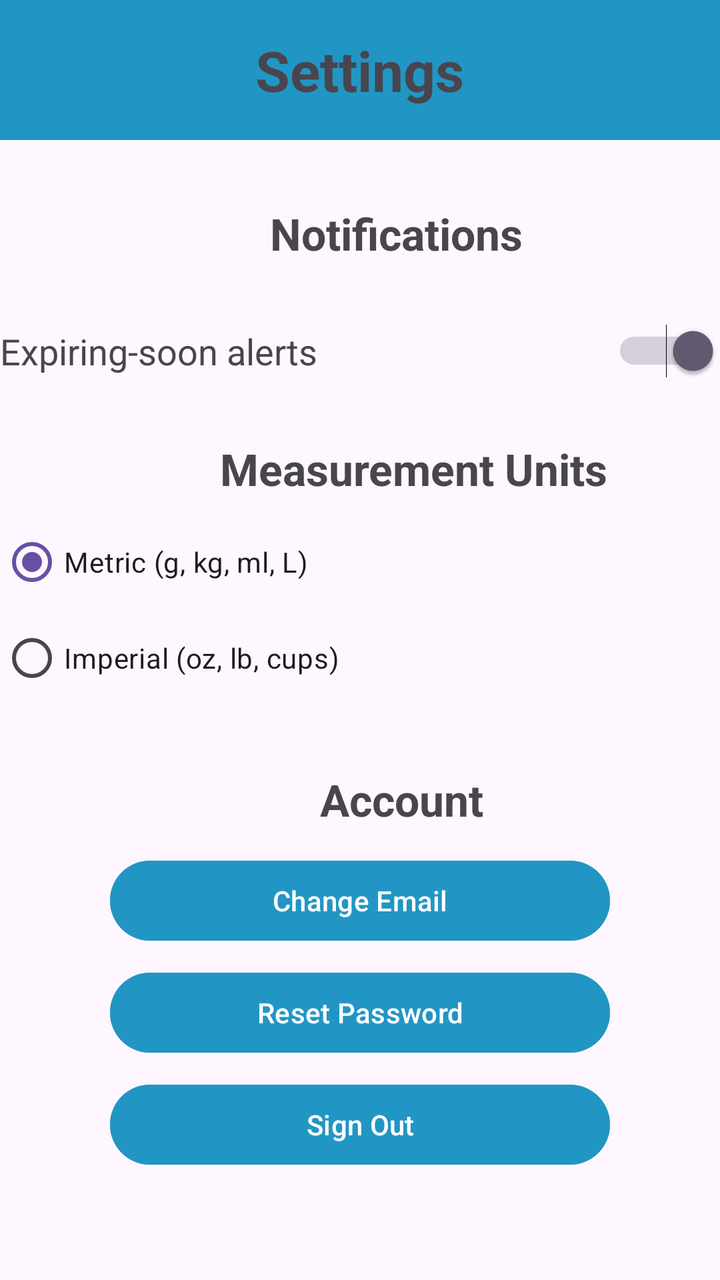
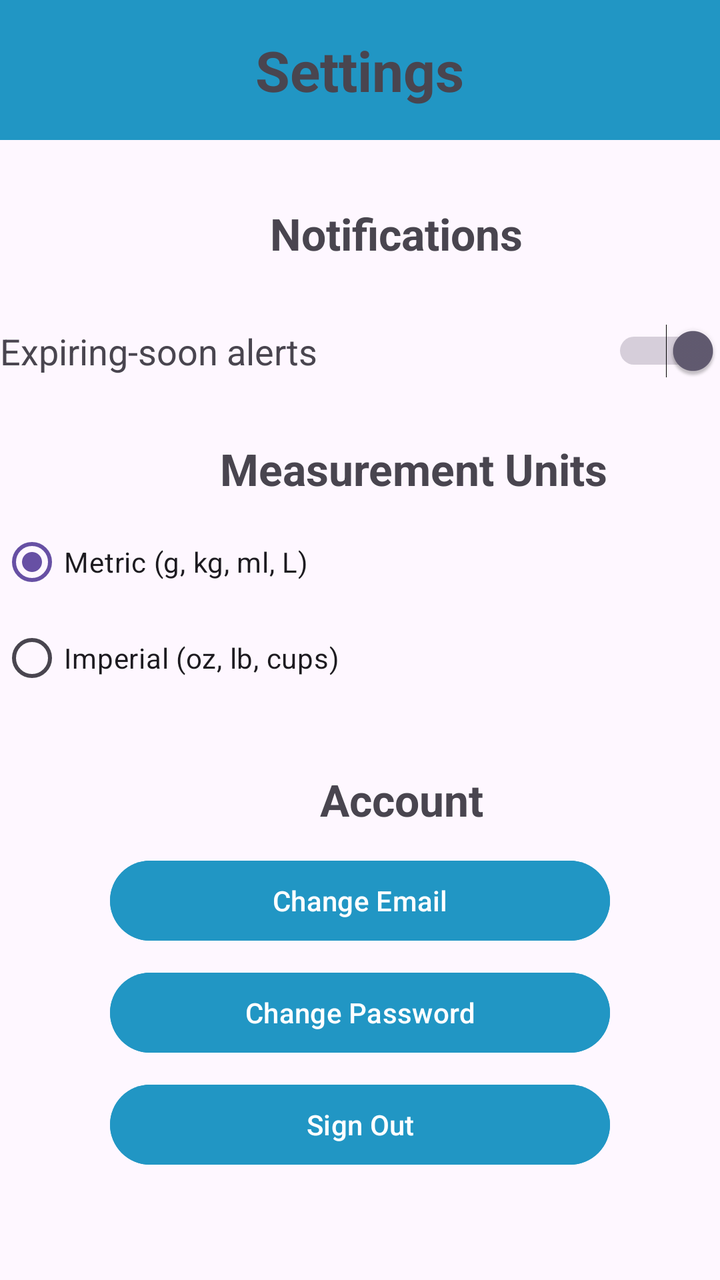

The first picture is an Android layout as it rendered before a commit; the second is the same layout after the commit. The layout source and the unified diff follow.
<!-- AndroidManifest.xml: application theme Theme.SmartPantryManagement -->
<!-- res/layout/activity_settings.xml -->
<?xml version="1.0" encoding="utf-8"?>
<androidx.constraintlayout.widget.ConstraintLayout xmlns:android="http://schemas.android.com/apk/res/android"
    xmlns:app="http://schemas.android.com/apk/res-auto"
    xmlns:tools="http://schemas.android.com/tools"
    android:id="@+id/main"
    android:layout_width="match_parent"
    android:layout_height="match_parent"
    tools:context=".Settings">

    <LinearLayout
        android:id="@+id/header"
        android:layout_width="match_parent"
        android:layout_height="70dp"
        android:orientation="vertical"
        android:gravity="center"
        android:background="@color/toolbar_background"
        tools:layout_editor_absoluteX="1dp"
        tools:layout_editor_absoluteY="2dp"
        app:layout_constraintTop_toTopOf="parent"
        app:layout_constraintEnd_toEndOf="parent"
        app:layout_constraintStart_toStartOf="parent">

    <TextView
        android:id="@+id/settingsTitle"
        android:layout_width="wrap_content"
        android:layout_height="wrap_content"
        android:text="Settings"
        android:textSize="28sp"
        android:textStyle="bold"
        android:gravity="center"
        />

    </LinearLayout>

    <TextView
        android:id="@+id/NotificationLabel"
        android:layout_width="wrap_content"
        android:layout_height="wrap_content"
        android:layout_marginTop="32dp"
        android:text="Notifications"
        android:textSize="22sp"
        android:textStyle="bold"
        android:layout_marginStart="135dp"
        app:layout_constraintTop_toBottomOf="@id/header"
        app:layout_constraintStart_toStartOf="parent" />

    <TextView
        android:id="@+id/alertsLabel"
        android:layout_width="0dp"
        android:layout_height="wrap_content"
        android:layout_marginTop="32dp"
        android:text="Expiring-soon alerts"
        android:textSize="18sp"
        app:layout_constraintTop_toBottomOf="@id/NotificationLabel"
        app:layout_constraintStart_toStartOf="parent"
        app:layout_constraintEnd_toStartOf="@id/expirySwitch" />

    <Switch
        android:id="@+id/expirySwitch"
        android:layout_width="wrap_content"
        android:layout_height="wrap_content"
        android:checked="true"
        app:layout_constraintTop_toTopOf="@id/alertsLabel"
        app:layout_constraintBottom_toBottomOf="@id/alertsLabel"
        app:layout_constraintEnd_toEndOf="parent" />

    <TextView
        android:id="@+id/unitsLabel"
        android:layout_width="wrap_content"
        android:layout_height="wrap_content"
        android:layout_marginTop="32dp"
        android:text="Measurement Units"
        android:textSize="22sp"
        android:textStyle="bold"
        android:layout_marginStart="110dp"
        app:layout_constraintTop_toBottomOf="@id/alertsLabel"
        app:layout_constraintStart_toStartOf="parent" />

    <RadioGroup
        android:id="@+id/unitsRadioGroup"
        android:layout_width="wrap_content"
        android:layout_height="wrap_content"
        android:orientation="vertical"
        android:layout_marginTop="8dp"
        app:layout_constraintTop_toBottomOf="@id/unitsLabel"
        app:layout_constraintStart_toStartOf="parent">

        <RadioButton
            android:id="@+id/metricRadio"
            android:layout_width="wrap_content"
            android:layout_height="wrap_content"
            android:checked="true"
            android:text="Metric (g, kg, ml, L)" />

        <RadioButton
            android:id="@+id/imperialRadio"
            android:layout_width="wrap_content"
            android:layout_height="wrap_content"
            android:text="Imperial (oz, lb, cups)" />

    </RadioGroup>


    <TextView
        android:id="@+id/accountTitle"
        android:layout_width="wrap_content"
        android:layout_height="wrap_content"
        android:layout_marginTop="32dp"
        android:text="Account"
        android:textSize="22sp"
        android:textStyle="bold"
        android:layout_marginStart="160dp"
        app:layout_constraintTop_toBottomOf="@id/unitsRadioGroup"
        app:layout_constraintStart_toStartOf="parent" />

    <Button
        android:id="@+id/changeEmailButton"
        android:layout_width="250dp"
        android:layout_height="wrap_content"
        android:layout_marginTop="12dp"
        android:backgroundTint="#2196C4"
        android:text="Change Email"
        app:layout_constraintTop_toBottomOf="@id/accountTitle"
        app:layout_constraintStart_toStartOf="parent"
        app:layout_constraintEnd_toEndOf="parent" />

    <Button
        android:id="@+id/resetPasswordButton"
        android:layout_width="250dp"
        android:layout_height="wrap_content"
        android:layout_marginTop="8dp"
        android:backgroundTint="#2196C4"
        android:text="Reset Password"
        app:layout_constraintTop_toBottomOf="@id/changeEmailButton"
        app:layout_constraintStart_toStartOf="parent"
        app:layout_constraintEnd_toEndOf="parent" />

    <Button
        android:id="@+id/signOutButton"
        android:layout_width="250dp"
        android:layout_height="wrap_content"
        android:layout_marginTop="8dp"
        android:backgroundTint="#2196C4"
        android:text="Sign Out"
        app:layout_constraintTop_toBottomOf="@id/resetPasswordButton"
        app:layout_constraintStart_toStartOf="parent"
        app:layout_constraintEnd_toEndOf="parent" />


</androidx.constraintlayout.widget.ConstraintLayout>
<!-- resources referenced by this layout -->
<resources>
  <color name="toolbar_background">#2196C4</color>
  <style name="Theme.SmartPantryManagement" parent="Base.Theme.SmartPantryManagement" />
  <style name="Base.Theme.SmartPantryManagement" parent="Theme.Material3.DayNight.NoActionBar">
          
          
      </style>
</resources>

<!-- the commit's change to res/layout/activity_settings.xml (unified diff, before → after) -->
@@ -125,12 +125,12 @@
         app:layout_constraintEnd_toEndOf="parent" />
 
     <Button
-        android:id="@+id/resetPasswordButton"
+        android:id="@+id/changePasswordButton"
         android:layout_width="250dp"
         android:layout_height="wrap_content"
         android:layout_marginTop="8dp"
         android:backgroundTint="#2196C4"
-        android:text="Reset Password"
+        android:text="Change Password"
         app:layout_constraintTop_toBottomOf="@id/changeEmailButton"
         app:layout_constraintStart_toStartOf="parent"
         app:layout_constraintEnd_toEndOf="parent" />
@@ -142,7 +142,7 @@
         android:layout_marginTop="8dp"
         android:backgroundTint="#2196C4"
         android:text="Sign Out"
-        app:layout_constraintTop_toBottomOf="@id/resetPasswordButton"
+        app:layout_constraintTop_toBottomOf="@id/changePasswordButton"
         app:layout_constraintStart_toStartOf="parent"
         app:layout_constraintEnd_toEndOf="parent" />
 
